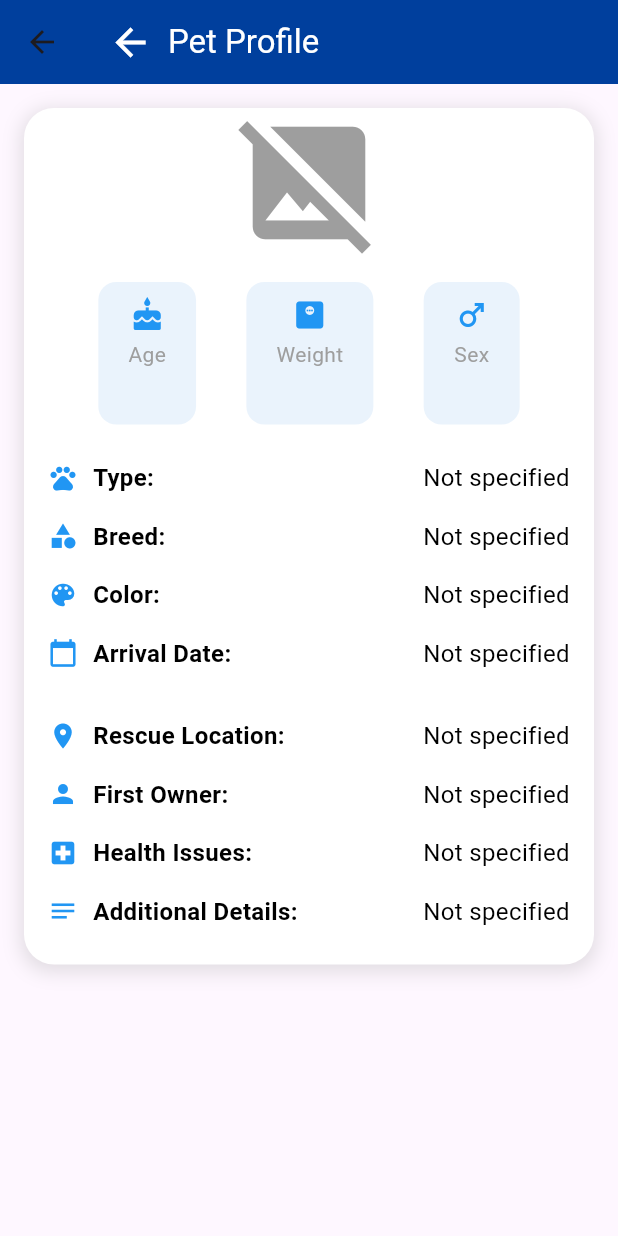
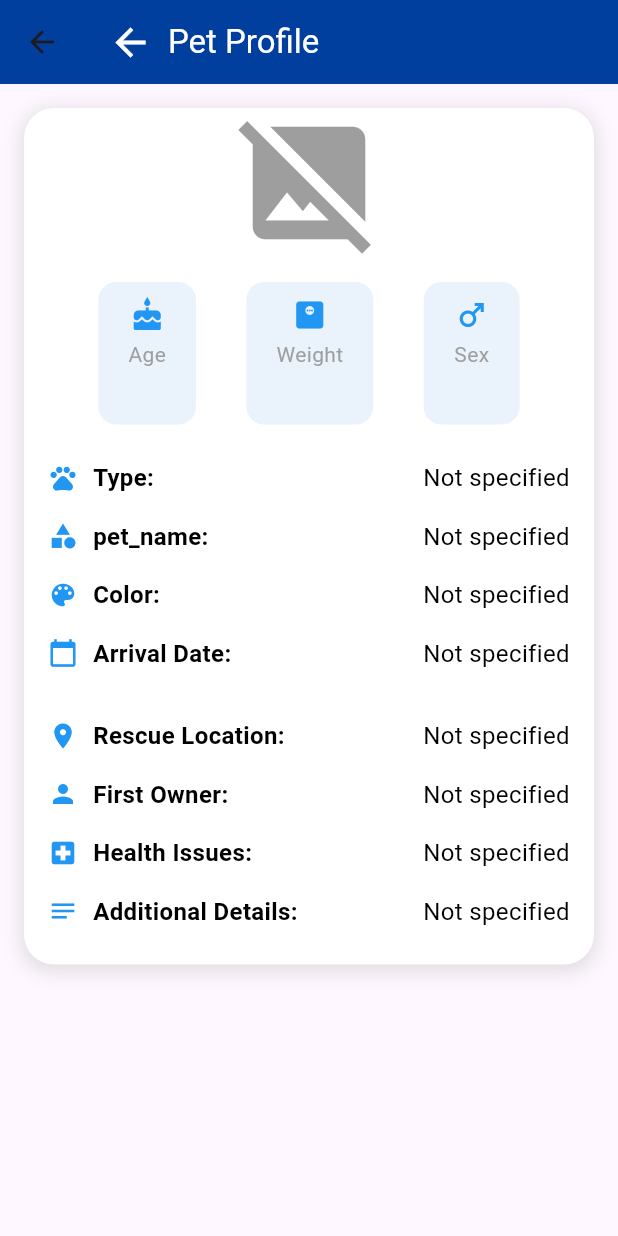
Before and after one commit to xxiimcha/geopaws, a Flutter app: the AdminPetProfilePage screen opened directly with empty values, on a phone screen of 412 x 824 dp. Run offline on Flutter 3.47's test engine with Material 3 defaults, Android fonts, the phone set to English and light mode, and no system bars; our stand-ins replace carousel_slider, chat_bubbles, cloud_firestore, firebase_auth, firebase_core, firebase_storage and 3 more; accounts and stored records are empty.

Commit message:
Connected with Web

```diff
--- a/lib/admin_view_approved.dart
+++ b/lib/admin_view_approved.dart
@@ -19,11 +19,11 @@ class _AdminViewApprovedPage extends State<AdminViewApprovedPage> {
   final _globalKey = GlobalKey<ScaffoldMessengerState>();
 
   String type = "";
-  String breed = "";
+  String pet_name = "";
   String age = "";
   String color = "";
   String arrivaldate = "";
-  String sizeweight = "";
+  String size = "";
   String sex = "";
   String petimages = "";
 
@@ -55,11 +55,11 @@ class _AdminViewApprovedPage extends State<AdminViewApprovedPage> {
 
         setState(() {
           type = userData['type'] ?? '';
-          breed = userData['breed'] ?? '';
+          pet_name = userData['pet_name'] ?? '';
           age = userData['age'] ?? '';
           color = userData['color'] ?? '';
           arrivaldate = userData['arrivaldate'] ?? '';
-          sizeweight = userData['sizeweight'] ?? '';
+          size = userData['size'] ?? '';
           sex = userData['sex'] ?? '';
           petimages = userData['images'] ?? '';
         });
@@ -178,11 +178,11 @@ class _AdminViewApprovedPage extends State<AdminViewApprovedPage> {
               crossAxisAlignment: CrossAxisAlignment.start,
               children: [
                 _buildInfoRow('Type', type),
-                _buildInfoRow('Breed', breed),
+                _buildInfoRow('pet_name', pet_name),
                 _buildInfoRow('Age', age),
                 _buildInfoRow('Color', color),
                 _buildInfoRow('Arrival Date', arrivaldate),
-                _buildInfoRow('Size Weight', sizeweight),
+                _buildInfoRow('Size Weight', size),
                 _buildInfoRow('Sex', sex),
               ],
             ),
--- a/lib/admin_view_request.dart
+++ b/lib/admin_view_request.dart
@@ -18,11 +18,11 @@ class _AdminViewRequestPage extends State<AdminViewRequestPage> {
   final _globalKey = GlobalKey<ScaffoldMessengerState>();
 
   String type = "";
-  String breed = "";
+  String pet_name = "";
   String age = "";
   String color = "";
   String arrivaldate = "";
-  String sizeweight = "";
+  String size = "";
   String sex = "";
   String petimages = "";
 
@@ -54,11 +54,11 @@ class _AdminViewRequestPage extends State<AdminViewRequestPage> {
 
         setState(() {
           type = userData['type'] ?? '';
-          breed = userData['breed'] ?? '';
+          pet_name = userData['pet_name'] ?? '';
           age = userData['age'] ?? '';
           color = userData['color'] ?? '';
           arrivaldate = userData['arrivaldate'] ?? '';
-          sizeweight = userData['sizeweight'] ?? '';
+          size = userData['size'] ?? '';
           sex = userData['sex'] ?? '';
           petimages = userData['images'] ?? '';
         });
@@ -175,11 +175,11 @@ class _AdminViewRequestPage extends State<AdminViewRequestPage> {
               crossAxisAlignment: CrossAxisAlignment.start,
               children: [
                 _buildInfoRow('Type', type),
-                _buildInfoRow('Breed', breed),
+                _buildInfoRow('pet_name', pet_name),
                 _buildInfoRow('Age', age),
                 _buildInfoRow('Color', color),
                 _buildInfoRow('Arrival Date', arrivaldate),
-                _buildInfoRow('Size Weight', sizeweight),
+                _buildInfoRow('Size Weight', size),
                 _buildInfoRow('Sex', sex),
               ],
             ),
--- a/lib/adminpetprofile.dart
+++ b/lib/adminpetprofile.dart
@@ -12,11 +12,11 @@ class AdminPetProfilePage extends StatefulWidget {
 
 class _AdminPetProfilePage extends State<AdminPetProfilePage> {
   String type = "";
-  String breed = "";
+  String pet_name = "";
   String age = "";
   String color = "";
   String arrivaldate = "";
-  String sizeweight = "";
+  String size = "";
   String sex = "";
   String images = "";
   String rescueLocation = "";
@@ -42,11 +42,11 @@ class _AdminPetProfilePage extends State<AdminPetProfilePage> {
 
         setState(() {
           type = userData['type'] ?? 'Not specified';
-          breed = userData['breed'] ?? 'Not specified';
+          pet_name = userData['pet_name'] ?? 'Not specified';
           age = userData['age'] ?? 'Not specified';
           color = userData['color'] ?? 'Not specified';
           arrivaldate = userData['arrivaldate'] ?? 'Not specified';
-          sizeweight = userData['sizeweight'] ?? 'Not specified';
+          size = userData['size'] ?? 'Not specified';
           sex = userData['sex'] ?? 'Not specified';
           images = userData['images'] ?? '';
           rescueLocation = userData['rescue_location'] ?? 'Not specified';
@@ -153,13 +153,13 @@ class _AdminPetProfilePage extends State<AdminPetProfilePage> {
                         mainAxisAlignment: MainAxisAlignment.spaceEvenly,
                         children: [
                           _buildInfoCard(Icons.cake, 'Age', age),
-                          _buildInfoCard(Icons.monitor_weight, 'Weight', sizeweight),
+                          _buildInfoCard(Icons.monitor_weight, 'Weight', size),
                           _buildInfoCard(Icons.male, 'Sex', sex),
                         ],
                       ),
                       const SizedBox(height: 16),
                       _buildInfoRow(Icons.pets, 'Type', type),
-                      _buildInfoRow(Icons.category, 'Breed', breed),
+                      _buildInfoRow(Icons.category, 'pet_name', pet_name),
                       _buildInfoRow(Icons.color_lens, 'Color', color),
                       _buildInfoRow(Icons.calendar_today, 'Arrival Date', arrivaldate),
                       const SizedBox(height: 16),
--- a/lib/formpet.dart
+++ b/lib/formpet.dart
@@ -27,11 +27,11 @@ class _AdminFormPetPageState extends State<AdminFormPetPage> {
   final user = FirebaseAuth.instance.currentUser;
 
   final TextEditingController typeController = TextEditingController();
-  final TextEditingController breedController = TextEditingController();
+  final TextEditingController pet_nameController = TextEditingController();
   final TextEditingController ageController = TextEditingController();
   final TextEditingController colorController = TextEditingController();
   final TextEditingController arrivaldateController = TextEditingController();
-  final TextEditingController sizeweightController = TextEditingController();
+  final TextEditingController sizeController = TextEditingController();
   final TextEditingController sexController = TextEditingController();
 
   // New Controllers for additional information
@@ -164,11 +164,11 @@ class _AdminFormPetPageState extends State<AdminFormPetPage> {
                       ),
                     ),
                     buildTextField('Type', typeController),
-                    buildTextField('Breed', breedController),
+                    buildTextField('pet_name', pet_nameController),
                     buildTextField('Age', ageController),
                     buildTextField('Color', colorController),
                     buildTextField('Arrival Date', arrivaldateController),
-                    buildTextField('Size Weight', sizeweightController),
+                    buildTextField('Size Weight', sizeController),
                     buildTextField('Sex', sexController),
                     buildTextField('Rescue Location', rescueLocationController),
                     buildTextField('First Owner', firstOwnerController),
@@ -190,11 +190,11 @@ class _AdminFormPetPageState extends State<AdminFormPetPage> {
                                 .doc()
                                 .set({
                               'type': typeController.text,
-                              'breed': breedController.text,
+                              'pet_name': pet_nameController.text,
                               'age': ageController.text,
                               'color': colorController.text,
                               'arrivaldate': arrivaldateController.text,
-                              'sizeweight': sizeweightController.text,
+                              'size': sizeController.text,
                               'sex': sexController.text,
                               'rescue_location': rescueLocationController.text,
                               'first_owner': firstOwnerController.text,
--- a/lib/pet.dart
+++ b/lib/pet.dart
@@ -89,7 +89,7 @@ class _AdminPetPage extends State<AdminPetPage> {
                   children: [
                     DropdownButton<String>(
                       value: selectedFilter,
-                      items: <String>['Type', 'Breed', 'Age', 'Color', 'Sex']
+                      items: <String>['Type', 'pet_name', 'Age', 'Color', 'Sex']
                           .map((String value) {
                         return DropdownMenuItem<String>(
                           value: value,
@@ -276,7 +276,7 @@ class _AdminPetPage extends State<AdminPetPage> {
                               .contains(appliedOption.toLowerCase());
                       final matchesSearch = searchQuery.isEmpty ||
                           (data['type'] ?? '').toString().toLowerCase().contains(searchQuery) ||
-                          (data['breed'] ?? '').toString().toLowerCase().contains(searchQuery);
+                          (data['pet_name'] ?? '').toString().toLowerCase().contains(searchQuery);
                       return matchesFilter && matchesSearch;
                     }).toList();
 
@@ -287,7 +287,7 @@ class _AdminPetPage extends State<AdminPetPage> {
                       itemBuilder: (context, index) {
                         final data = filteredData[index];
                         final type = data['type'] ?? 'Unnamed';
-                        final breed = data['breed'] ?? 'Unnamed';
+                        final pet_name = data['pet_name'] ?? 'Unnamed';
                         final docId = data.id;
 
                         return Container(
@@ -336,7 +336,7 @@ class _AdminPetPage extends State<AdminPetPage> {
                                           ),
                                         ),
                                         Text(
-                                          breed,
+                                          pet_name,
                                           style: const TextStyle(
                                             fontWeight: FontWeight.w500,
                                           ),
--- a/lib/pet2.dart
+++ b/lib/pet2.dart
@@ -98,7 +98,7 @@ class _PetPage extends State<PetPage> {
                   children: [
                     DropdownButton<String>(
                       value: selectedFilter,
-                      items: <String>['Type', 'Breed', 'Age', 'Color', 'Sex']
+                      items: <String>['Type', 'pet_name', 'Age', 'Color', 'Sex']
                           .map((String value) {
                         return DropdownMenuItem<String>(
                           value: value,
@@ -241,7 +241,7 @@ class _PetPage extends State<PetPage> {
                               .contains(appliedOption.toLowerCase());
                       final matchesSearch = searchText.isEmpty ||
                           (data['type'] ?? '').toString().toLowerCase().contains(searchText) ||
-                          (data['breed'] ?? '').toString().toLowerCase().contains(searchText);
+                          (data['pet_name'] ?? '').toString().toLowerCase().contains(searchText);
                       return matchesFilter && matchesSearch;
                     }).toList();
 
@@ -260,7 +260,7 @@ class _PetPage extends State<PetPage> {
                         final data = alldata[index];
                         // Access your fields from Firestore document
                         final type = data['type'] ?? 'Unnamed';
-                        final breed = data['breed'] ?? 'Unnamed';
+                        final pet_name = data['pet_name'] ?? 'Unnamed';
 
                         final docId = data.id; // Access the document ID here
                         // Assuming you have an image field in Firestore
@@ -313,7 +313,7 @@ class _PetPage extends State<PetPage> {
                                               ),
                                             ),
                                             Text(
-                                              breed,
+                                              pet_name,
                                               style: const TextStyle(
                                                 fontWeight: FontWeight.w500,
                                               ),
--- a/lib/petprofile.dart
+++ b/lib/petprofile.dart
@@ -16,11 +16,11 @@ class _PetProfilePage extends State<PetProfilePage> {
   final _globalKey = GlobalKey<ScaffoldMessengerState>();
 
   String type = "";
-  String breed = "";
+  String pet_name = "";
   String age = "";
   String color = "";
   String arrivaldate = "";
-  String sizeweight = "";
+  String size = "";
   String sex = "";
   String images = "";
   String rescueLocation = "";
@@ -48,11 +48,11 @@ class _PetProfilePage extends State<PetProfilePage> {
 
         setState(() {
           type = userData['type'] ?? '';
-          breed = userData['breed'] ?? '';
+          pet_name = userData['pet_name'] ?? '';
           age = userData['age'] ?? '';
           color = userData['color'] ?? '';
           arrivaldate = userData['arrivaldate'] ?? '';
-          sizeweight = userData['sizeweight'] ?? '';
+          size = userData['size'] ?? '';
           sex = userData['sex'] ?? '';
           images = userData['images'] ?? '';
           rescueLocation = userData['rescue_location'] ?? '';
@@ -150,13 +150,13 @@ class _PetProfilePage extends State<PetProfilePage> {
                             mainAxisAlignment: MainAxisAlignment.spaceEvenly,
                             children: [
                               _buildInfoCard('Age', age),
-                              _buildInfoCard('Weight', sizeweight),
+                              _buildInfoCard('Weight', size),
                               _buildInfoCard('Sex', sex),
                             ],
                           ),
                           const SizedBox(height: 16),
                           _buildInfoRow('Type', type),
-                          _buildInfoRow('Breed', breed),
+                          _buildInfoRow('pet_name', pet_name),
                           _buildInfoRow('Color', color),
                           _buildInfoRow('Arrival Date', arrivaldate),
                           const SizedBox(height: 16),
--- a/lib/services.dart
+++ b/lib/services.dart
@@ -131,15 +131,15 @@ class Services {
     }
   }
 
-  Future<void> createPet(String type, String breed, String age, String color, String arrivaldate, String sizeweight, String sex, String rescueLocation, String firstOwner, String healthIssues, String additionalDetails, String imageUrl) async {
+  Future<void> createPet(String type, String pet_name, String age, String color, String arrivaldate, String size, String sex, String rescueLocation, String firstOwner, String healthIssues, String additionalDetails, String imageUrl) async {
     try {
       await FirebaseFirestore.instance.collection('pet').add({
         'type': type,
-        'breed': breed,
+        'pet_name': pet_name,
         'age': age,
         'color': color,
         'arrivaldate': arrivaldate,
-        'sizeweight': sizeweight,
+        'size': size,
         'sex': sex,
         'rescue_location': rescueLocation,
         'first_owner': firstOwner,
--- a/lib/view_approved.dart
+++ b/lib/view_approved.dart
@@ -20,11 +20,11 @@ class _ViewApprovedPage extends State<ViewApprovedPage> {
   final _globalKey = GlobalKey<ScaffoldMessengerState>();
 
   String type = "";
-  String breed = "";
+  String pet_name = "";
   String age = "";
   String color = "";
   String arrivaldate = "";
-  String sizeweight = "";
+  String size = "";
   String sex = "";
   String petimages = "";
 
@@ -56,11 +56,11 @@ class _ViewApprovedPage extends State<ViewApprovedPage> {
 
         setState(() {
           type = userData['type'] ?? '';
-          breed = userData['breed'] ?? '';
+          pet_name = userData['pet_name'] ?? '';
           age = userData['age'] ?? '';
           color = userData['color'] ?? '';
           arrivaldate = userData['arrivaldate'] ?? '';
-          sizeweight = userData['sizeweight'] ?? '';
+          size = userData['size'] ?? '';
           sex = userData['sex'] ?? '';
           petimages = userData['images'] ?? '';
         });
@@ -170,11 +170,11 @@ class _ViewApprovedPage extends State<ViewApprovedPage> {
             child: Column(
               children: [
                 _buildInfoRow('Type', type),
-                _buildInfoRow('Breed', breed),
+                _buildInfoRow('pet_name', pet_name),
                 _buildInfoRow('Age', age),
                 _buildInfoRow('Color', color),
                 _buildInfoRow('Arrival Date', arrivaldate),
-                _buildInfoRow('Weight', sizeweight),
+                _buildInfoRow('Weight', size),
                 _buildInfoRow('Sex', sex),
               ],
             ),
--- a/lib/view_request.dart
+++ b/lib/view_request.dart
@@ -18,11 +18,11 @@ class _ViewRequestPage extends State<ViewRequestPage> {
   final _globalKey = GlobalKey<ScaffoldMessengerState>();
 
   String type = "";
-  String breed = "";
+  String pet_name = "";
   String age = "";
   String color = "";
   String arrivaldate = "";
-  String sizeweight = "";
+  String size = "";
   String sex = "";
   String petimages = "";
 
@@ -52,11 +52,11 @@ class _ViewRequestPage extends State<ViewRequestPage> {
 
         setState(() {
           type = userData['type'] ?? '';
-          breed = userData['breed'] ?? '';
+          pet_name = userData['pet_name'] ?? '';
           age = userData['age'] ?? '';
           color = userData['color'] ?? '';
           arrivaldate = userData['arrivaldate'] ?? '';
-          sizeweight = userData['sizeweight'] ?? '';
+          size = userData['size'] ?? '';
           sex = userData['sex'] ?? '';
           petimages = userData['images'] ?? '';
         });
@@ -167,11 +167,11 @@ class _ViewRequestPage extends State<ViewRequestPage> {
             child: Column(
               children: [
                 _buildInfoRow('Type', type),
-                _buildInfoRow('Breed', breed),
+                _buildInfoRow('pet_name', pet_name),
                 _buildInfoRow('Age', age),
                 _buildInfoRow('Color', color),
                 _buildInfoRow('Arrival Date', arrivaldate),
-                _buildInfoRow('Weight', sizeweight),
+                _buildInfoRow('Weight', size),
                 _buildInfoRow('Sex', sex),
               ],
             ),
```
Also changed, not shown: lib/messages_view.dart (+90 -53 lines), firebase.json (added), lib/firebase_options.dart, pubspec.lock, 2 other files.
